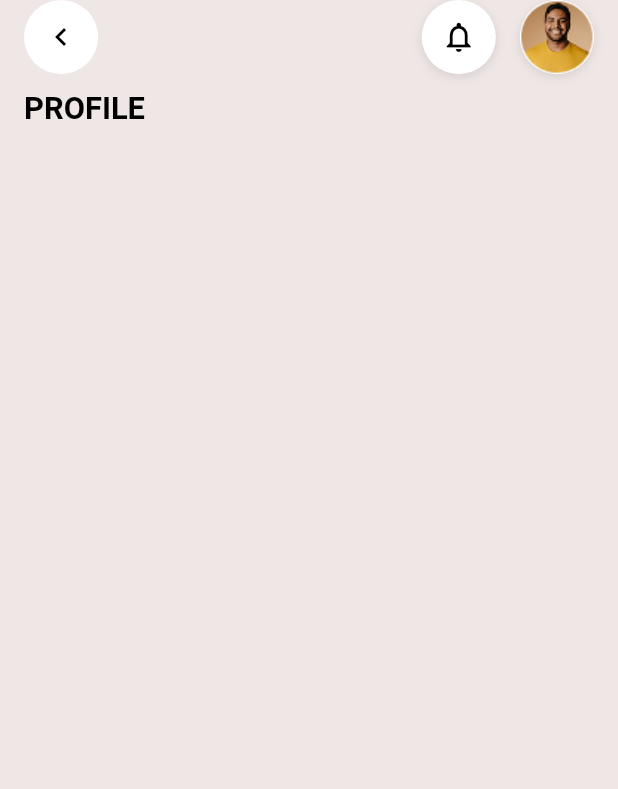
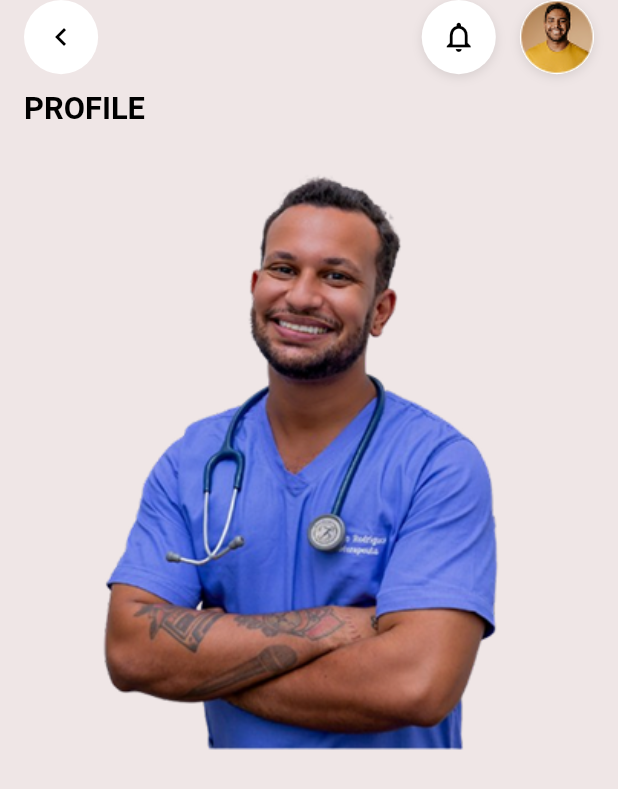
Before and after one commit to Alvin11David/GUARDIANS-OF-HEALTH-APP, a Flutter app: the screen it shows after launch, on a phone screen of 412 x 824 dp. Shown: the top 789 px of the screen. Run offline on Flutter 3.47's test engine with Material 3 defaults, Android fonts, the phone set to English and light mode, and no system bars; our stand-ins replace firebase_core; accounts and stored records are empty.

Commit message:
added the doctor big photo

```diff
--- a/lib/user pages/dashboards/doctor_profile_screen.dart
+++ b/lib/user pages/dashboards/doctor_profile_screen.dart
@@ -4,7 +4,8 @@ class DoctorProfileScreen extends StatelessWidget {
   @override
   Widget build(BuildContext context) {
     final double iconSize = MediaQuery.of(context).size.width * 0.12;
-    final double textSize = MediaQuery.of(context).size.height * 0.025; // Reduced text size slightly
+    final double textSize = MediaQuery.of(context).size.height * 0.025;
+    final double imageWidth = MediaQuery.of(context).size.width * 0.8; // 80% of screen width for responsiveness
     return Scaffold(
       backgroundColor: Color(0xFFEFE6E6),
       body: SafeArea(
@@ -89,6 +90,17 @@ class DoctorProfileScreen extends StatelessWidget {
                 ),
               ),
             ),
+            Padding(
+              padding: EdgeInsets.only(top: 2, left: MediaQuery.of(context).size.width * 0.1, right: MediaQuery.of(context).size.width * 0.1), // Further reduced top padding
+              child: ClipRRect(
+                borderRadius: BorderRadius.circular(8),
+                child: Image.asset(
+                  'assets/images/DrBigPic.png',
+                  width: imageWidth,
+                  fit: BoxFit.cover,
+                ),
+              ),
+            ),
             // Placeholder for other content
           ],
         ),
```
Also changed, not shown: assets/images/DrBigPic.png (added).
